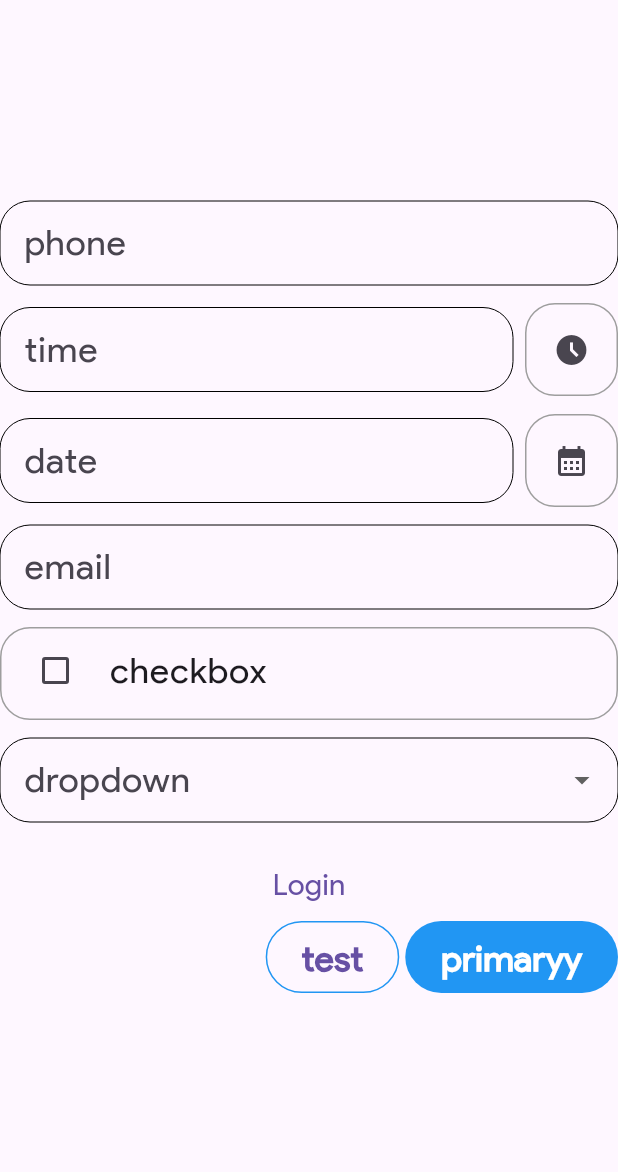
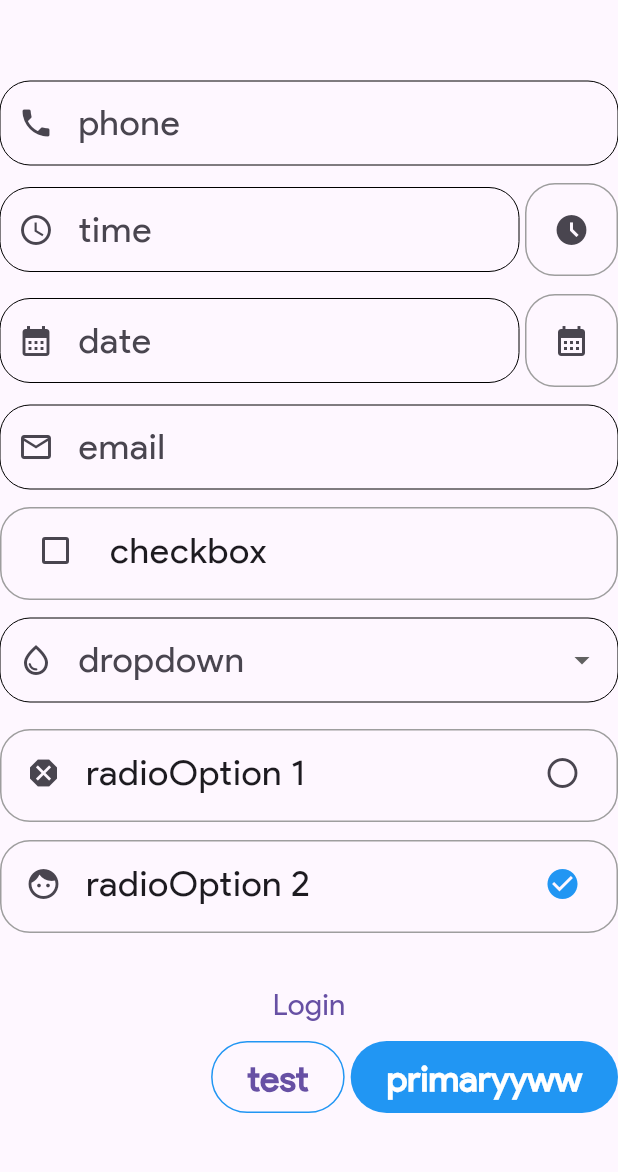
Before and after one commit to alexbartolo/banda_app, a Flutter app: the screen it shows after launch, on a phone screen of 412 x 824 dp, the part 63-1235 px from its top. Run offline on Flutter 3.47's test engine with Material 2 defaults, Android fonts, the phone set to English and light mode, and no system bars; our stand-ins replace mask_text_input_formatter.

Commit message:
Updated buttons, input and output to support storage. Added radioInput

```diff
--- a/lib/components/button.component.dart
+++ b/lib/components/button.component.dart
@@ -1,112 +1,101 @@
 import 'package:flutter/material.dart';
-import 'package:intl/intl.dart';
 import 'package:banda_app/components/output.component.dart';
+import 'package:banda_app/utils/button.utils.dart';
 
-// ignore: must_be_immutable
-class DateOrTimeButton extends StatelessWidget {
+abstract class Button extends StatelessWidget {
+  final String buttonName;
+  final Function(BuildContext) buttonAction;
+
+  const Button({super.key, required this.buttonAction, required this.buttonName});
+
+  Widget buttonDesign(BuildContext context);
+
+  @override
+  Widget build(BuildContext context) {
+    return Padding(padding: const EdgeInsets.only(left: 4), child: SizedBox(height: 48, child: buttonDesign(context)));
+  }
+}
+
+class PrimaryButton extends Button {
+  const PrimaryButton({super.key, required super.buttonAction, required super.buttonName});
+
+  @override
+  Widget buttonDesign(BuildContext context) {
+    return ElevatedButton(
+        onPressed: () => buttonAction(context),
+        style: ElevatedButton.styleFrom(
+            backgroundColor: Colors.blue,
+            foregroundColor: Colors.white,
+            shadowColor: Colors.transparent,
+            padding: const EdgeInsets.only(left: 24, right: 24)),
+        child: TextOutput(textOutputBody: buttonName, textOutputStyle: "Button"));
+  }
+}
+
+class SecondaryButton extends Button {
+  const SecondaryButton({super.key, required super.buttonAction, required super.buttonName});
+
+  @override
+  Widget buttonDesign(BuildContext context) {
+    return OutlinedButton(
+        onPressed: () => super.buttonAction(context),
+        style: OutlinedButton.styleFrom(
+            side: const BorderSide(color: Colors.blue), padding: const EdgeInsets.only(left: 24, right: 24)),
+        child: TextOutput(textOutputBody: buttonName, textOutputStyle: "Button"));
+  }
+}
+
+class ButtonGroup extends StatelessWidget {
+  final List<Button> buttons;
+
+  const ButtonGroup({super.key, required this.buttons});
+
+  @override
+  Widget build(BuildContext context) {
+    return Row(mainAxisSize: MainAxisSize.max, mainAxisAlignment: MainAxisAlignment.end, children: [
+      for (Button button in buttons) ...{button}
+    ]);
+  }
+}
+
+class SquareIconButton extends StatelessWidget {
   final TextEditingController textEditingController;
-  late Widget buttonIcon;
-  late Future Function(BuildContext) getValue;
+  final Widget buttonIcon;
+  final Future Function(BuildContext) buttonAction;
 
-  DateOrTimeButton.date({Key? key, required this.textEditingController})
-      : super(key: key) {
-    buttonIcon = const Icon(Icons.calendar_month);
-    getValue = (context) async {
-      return DateFormat('dd/MM/yyy').format(await showDatePicker(
-          context: context,
-          initialDate: DateTime.now(),
-          firstDate: DateTime.now(),
-          lastDate: DateTime(DateTime.now().year + 1, 12, 31)) as DateTime);
-    };
-  }
-
-  DateOrTimeButton.time({Key? key, required this.textEditingController})
-      : super(key: key) {
-    buttonIcon = const Icon(Icons.access_time_filled);
-    getValue = (context) async {
-      return (await showTimePicker(
-              context: context, initialTime: TimeOfDay.now()))
-          ?.format(context) as String;
-    };
-  }
+  const SquareIconButton(
+      {super.key, required this.textEditingController, required this.buttonIcon, required this.buttonAction});
 
   @override
   Widget build(BuildContext context) {
     return Padding(
-        padding: const EdgeInsets.only(left: 8),
+        padding: const EdgeInsets.only(left: 4),
         child: SizedBox(
             height: 62,
             width: 62,
             child: IconButton(
                 onPressed: () async {
-                  textEditingController.text = await getValue(context);
+                  textEditingController.text = await buttonAction(context);
                 },
                 style: IconButton.styleFrom(
-                    shape: RoundedRectangleBorder(
-                        borderRadius: BorderRadius.circular(20)),
+                    shape: RoundedRectangleBorder(borderRadius: BorderRadius.circular(20)),
                     side: const BorderSide(color: Colors.grey)),
                 icon: buttonIcon)));
   }
 }
 
-class PrimaryButton extends StatelessWidget {
-  final String buttonName;
-
-  const PrimaryButton({Key? key, required this.buttonName}) : super(key: key);
-
-  //TODO: Add function for onPressed as parameter?
-  @override
-  Widget build(BuildContext context) {
-    return Padding(
-        padding: const EdgeInsets.only(left: 4),
-        child: SizedBox(
-            height: 48,
-            child: ElevatedButton(
-                onPressed: () => {},
-                style: ElevatedButton.styleFrom(
-                    backgroundColor: Colors.blue,
-                    foregroundColor: Colors.white,
-                    shadowColor: Colors.transparent,
-                    padding: const EdgeInsets.only(left: 24, right: 24)),
-                child: TextOutput(
-                    textOutputBody: buttonName, textOutputStyle: "Button"))));
-  }
+class DateButton extends SquareIconButton {
+  const DateButton(
+      {super.key,
+      super.buttonIcon = const Icon(Icons.calendar_month),
+      required super.textEditingController,
+      super.buttonAction = dateButtonAction});
 }
 
-class SecondaryButton extends StatelessWidget {
-  final String buttonName;
-
-  const SecondaryButton({Key? key, required this.buttonName}) : super(key: key);
-
-  //TODO: Add function for onPressed as parameter?
-  @override
-  Widget build(BuildContext context) {
-    return Padding(
-        padding: const EdgeInsets.only(left: 4),
-        child: SizedBox(
-            height: 48,
-            child: OutlinedButton(
-                onPressed: () => {},
-                style: OutlinedButton.styleFrom(
-                    side: const BorderSide(color: Colors.blue),
-                    padding: const EdgeInsets.only(left: 24, right: 24)),
-                child: TextOutput(
-                    textOutputBody: buttonName, textOutputStyle: "Button"))));
-  }
+class TimeButton extends SquareIconButton {
+  const TimeButton(
+      {super.key,
+      super.buttonIcon = const Icon(Icons.access_time_filled),
+      required super.textEditingController,
+      super.buttonAction = timeButtonAction});
 }
-
-class ButtonGroup extends StatelessWidget {
-  final List buttons;
-
-  const ButtonGroup({super.key, required this.buttons});
-
-  @override
-  Widget build(BuildContext context) {
-    return Row(
-        mainAxisSize: MainAxisSize.max,
-        mainAxisAlignment: MainAxisAlignment.end,
-        children: [
-          for (var button in buttons) ...{button}
-        ]);
-  }
-}
--- a/lib/components/input.component.dart
+++ b/lib/components/input.component.dart
@@ -1,55 +1,68 @@
+import 'dart:convert';
+
+import 'package:banda_app/models/form.model.dart';
 import 'package:flutter/material.dart';
 import 'package:flutter/services.dart';
 import 'package:banda_app/components/output.component.dart';
 import 'package:banda_app/components/button.component.dart';
 import 'package:banda_app/utils/text.utils.dart';
 
-class TextInput extends StatelessWidget {
-  //TODO: Add possible icon?
+import '../utils/global.utils.dart';
+import '../utils/validations.utils.dart';
+
+class Input {
+  late final FormData data;
+
+  set update(FormData updatedData) => data = updatedData;
+}
+
+class TextInput extends StatelessWidget with Input {
   final String inputName;
   final String inputType;
+  final Icon? inputIcon;
 
-  const TextInput({Key? key, required this.inputName, required this.inputType})
-      : super(key: key);
+  TextInput({super.key, required this.inputName, required this.inputType, this.inputIcon});
 
   @override
   Widget build(BuildContext context) {
     return Row(children: [
       Expanded(
         child: TextFormField(
-        textCapitalization: textInputInformationTypes[inputType]
-            ?.textCapitalization as TextCapitalization,
-        inputFormatters: [
-          textInputInformationTypes[inputType]?.textEditingFormatter
-              as TextInputFormatter
-        ],
-        controller: textInputInformationTypes[inputType]?.textEditingController,
-        validator: textInputInformationTypes[inputType]?.validator,
-        keyboardType: textInputInformationTypes[inputType]?.textInputType,
           decoration: InputDecoration(
+            prefixIcon: inputIcon,
             labelText: inputName,
             labelStyle: textStyles["Body"],
             border: OutlineInputBorder(borderRadius: BorderRadius.circular(20)),
             enabledBorder: OutlineInputBorder(
               borderSide: const BorderSide(color: Colors.black, width: 0.0),
               borderRadius: BorderRadius.circular(20),
-            )),
-      )),
+            ),
+          ),
+          controller: textInputInformationTypes[inputType]?.textEditingController,
+          keyboardType: textInputInformationTypes[inputType]?.textInputType,
+          textCapitalization: textInputInformationTypes[inputType]?.textCapitalization as TextCapitalization,
+          inputFormatters: [textInputInformationTypes[inputType]?.textEditingFormatter as TextInputFormatter],
+          validator: textInputInformationTypes[inputType]?.validator,
+          onSaved: (newValue) {
+            data.update = {inputName: newValue};
+          },
+        ),
+      ),
       if (inputType == "date")
-        DateOrTimeButton.date(
-            textEditingController: textInputInformationTypes[inputType]
-                ?.textEditingController as TextEditingController),
+        DateButton(
+            textEditingController:
+                textInputInformationTypes[inputType]?.textEditingController as TextEditingController),
       if (inputType == "time")
-        DateOrTimeButton.time(
-            textEditingController: textInputInformationTypes[inputType]
-                ?.textEditingController as TextEditingController)
+        TimeButton(
+            textEditingController: textInputInformationTypes[inputType]?.textEditingController as TextEditingController)
     ]);
   }
 }
 
-class CheckboxInput extends StatefulWidget {
+class CheckboxInput extends StatefulWidget with Input {
   final String checkboxName;
-  const CheckboxInput({Key? key, required this.checkboxName}) : super(key: key);
+
+  CheckboxInput({super.key, required this.checkboxName});
 
   @override
   State<CheckboxInput> createState() => _CheckboxInputState();
@@ -60,6 +73,7 @@ class _CheckboxInputState extends State<CheckboxInput> {
 
   @override
   Widget build(BuildContext context) {
+    widget.data.update = {widget.checkboxName: "false"};
     return Container(
       height: 62,
       decoration: BoxDecoration(
@@ -69,26 +83,26 @@ class _CheckboxInputState extends State<CheckboxInput> {
       child: CheckboxListTile(
         title: TextOutput(
           textOutputBody: widget.checkboxName,
-              textOutputStyle:
-                  _value ? "Selected List Item" : "Unselected List Item"),
+          textOutputStyle: _value ? "Selected List Item" : "Unselected List Item",
+        ),
         controlAffinity: ListTileControlAffinity.leading,
-          shape:
-              RoundedRectangleBorder(borderRadius: BorderRadius.circular(20)),
+        shape: RoundedRectangleBorder(borderRadius: BorderRadius.circular(20)),
+        value: _value,
         onChanged: (bool? value) {
           setState(() => _value = value as bool);
+          widget.data.update = {widget.checkboxName: value.toString()};
         },
-          value: _value,
-        ));
+      ),
+    );
   }
 }
 
-class DropdownInput extends StatefulWidget {
+class DropdownInput extends StatefulWidget with Input {
   final String dropdownName;
+  final Icon? dropdownIcon;
   final List<String> dropdownOptions;
 
-  const DropdownInput(
-      {Key? key, required this.dropdownName, required this.dropdownOptions})
-      : super(key: key);
+  DropdownInput({super.key, required this.dropdownName, required this.dropdownOptions, this.dropdownIcon});
 
   @override
   State<DropdownInput> createState() => _DropdownInputState();
@@ -96,7 +110,7 @@ class DropdownInput extends StatefulWidget {
 
 class _DropdownInputState extends State<DropdownInput> {
   String? _selectedDropdownOption;
-  FocusNode? node;
+  // FocusNode? node;
 
   //TODO: Check how to move items below field, and how to unfocus in case of pressing somewhere else other than item list
 
@@ -107,43 +121,139 @@ class _DropdownInputState extends State<DropdownInput> {
       child: DropdownButtonFormField(
         borderRadius: BorderRadius.circular(20),
         decoration: InputDecoration(
-            label: TextOutput(
-                textOutputBody: widget.dropdownName, textOutputStyle: "Body"),
-            border: OutlineInputBorder(borderRadius: BorderRadius.circular(20)),
           enabledBorder: OutlineInputBorder(
             borderSide: const BorderSide(color: Colors.black, width: 0.0),
             borderRadius: BorderRadius.circular(20),
           ),
+          prefixIcon: widget.dropdownIcon,
+          label: TextOutput(textOutputBody: widget.dropdownName, textOutputStyle: "Body"),
+          border: OutlineInputBorder(borderRadius: BorderRadius.circular(20)),
         ),
         items: widget.dropdownOptions
-              .map((String option) =>
-                  DropdownMenuItem(value: option, child: Text(option)))
+            .map((String option) => DropdownMenuItem(value: option, child: Text(option)))
             .toList(),
-          onChanged: (value) => setState(() => (value as String).isNotEmpty
-              ? _selectedDropdownOption = value
-              : null),
+        onChanged: (value) => setState(() => (value as String).isNotEmpty ? _selectedDropdownOption = value : null),
+        onSaved: (newValue) => widget.data.update = {widget.dropdownName: newValue as String},
+        validator: validateDropdown,
         alignment: Alignment.bottomCenter,
         value: _selectedDropdownOption,
+      ),
+    );
+  }
+}
+
+class RadioInput extends StatefulWidget with Input {
+  //combine
+  final List<String> radioOptions;
+  final List<Icon> radioIcons;
+
+  String? defaultRadioOption;
+
+  RadioInput({super.key, required this.radioOptions, required this.radioIcons, this.defaultRadioOption}) {
+    defaultRadioOption ??= radioOptions[0];
+  }
+
+  @override
+  State<RadioInput> createState() => _RadioInputState();
+}
+
+class _RadioInputState extends State<RadioInput> {
+  String chosenRadioValue = "";
+
+  @override
+  void initState() {
+    super.initState();
+    chosenRadioValue = widget.defaultRadioOption as String;
+  }
+
+  void updateRadioValue(String newRadioValue) {
+    setState(() {
+      chosenRadioValue = newRadioValue;
+      widget.data.update = {"radio": chosenRadioValue};
+    });
+  }
+
+  @override
+  Widget build(BuildContext context) {
+    chosenRadioValue = widget.defaultRadioOption!;
+    return Column(
+      children: [
+        for (int i = 0; i < widget.radioOptions.length; i++) ...{
+          RadioOption(
+            radioTitle: widget.radioOptions[i],
+            radioIcon: widget.radioIcons[i],
+            chosenRadio: chosenRadioValue,
+            updateRadio: updateRadioValue,
+          ),
+          const SizedBox(height: 12)
+        }
+      ],
+    );
+  }
+}
+
+class RadioOption extends StatefulWidget {
+  final String radioTitle;
+  final Icon radioIcon;
+  final String chosenRadio;
+  final void Function(String) updateRadio;
+
+  const RadioOption(
+      {super.key,
+      required this.radioTitle,
+      required this.radioIcon,
+      required this.chosenRadio,
+      required this.updateRadio});
+
+  @override
+  State<RadioOption> createState() => _RadioOptionState();
+}
+
+class _RadioOptionState extends State<RadioOption> {
+  @override
+  Widget build(BuildContext context) {
+    return Container(
+        height: 62,
+        decoration: BoxDecoration(
+          borderRadius: BorderRadius.circular(20),
+          border: Border.all(color: Colors.grey, width: 1),
+        ),
+        child: ListTile(
+          title: TextOutput(textOutputBody: widget.radioTitle, textOutputStyle: "Body"),
+          leading: widget.radioIcon,
+          trailing: widget.radioTitle == widget.chosenRadio
+              ? const Icon(Icons.check_circle, color: Colors.blue)
+              : const Icon(Icons.radio_button_unchecked),
+          shape: RoundedRectangleBorder(borderRadius: BorderRadius.circular(20)),
+          onTap: () => widget.updateRadio(widget.radioTitle),
         ));
   }
 }
 
 class FormInput extends StatelessWidget {
-  final List formFields;
-  final BuildContext? context;
-  FormInput({Key? key, required this.formFields, this.context})
-      : super(key: key);
+  late final FormData data;
+
+  late final List formFields;
+  late ButtonGroup buttons;
 
   final GlobalKey<FormState> _formKey = GlobalKey<FormState>();
+
+  FormInput({super.key, required this.formFields, required this.buttons}) {
+    data = FormData.empty(keys: testData);
+    formFields.forEach((formField) => formField.update = data);
+  }
+
+  set updateFormFields(List updatedFormFields) {
+    formFields = updatedFormFields;
+  }
 
   void validateAndSave() {
     final FormState? form = _formKey.currentState;
 
-    ScaffoldMessenger.of(context as BuildContext).showSnackBar(SnackBar(
-      content: form!.validate()
-          ? const Text("Form is valid")
-          : const Text("Form is invalid"),
-    ));
+    if (form!.validate()) form.save();
+    storedData.add(data);
+
+    storage.write(json.encode(storedData.toString()), "test");
   }
 
   @override
@@ -153,10 +263,7 @@ class FormInput extends StatelessWidget {
       child: Column(
         crossAxisAlignment: CrossAxisAlignment.stretch,
         children: [
-          for (var formField in formFields) ...{
-            formField,
-            const SizedBox(height: 12)
-          },
+          for (var formField in formFields) ...{formField, const SizedBox(height: 12)},
           TextButton(
             onPressed: validateAndSave,
             child: const Text(
@@ -164,6 +271,7 @@ class FormInput extends StatelessWidget {
               style: TextStyle(fontSize: 20.0),
             ),
           ),
+          buttons
         ],
       ),
     );
--- a/lib/components/output.component.dart
+++ b/lib/components/output.component.dart
@@ -6,9 +6,7 @@ class TextOutput extends StatelessWidget {
   final String textOutputBody;
   final String textOutputStyle;
 
-  const TextOutput(
-      {Key? key, required this.textOutputBody, required this.textOutputStyle})
-      : super(key: key);
+  const TextOutput({super.key, required this.textOutputBody, required this.textOutputStyle});
 
   @override
   Widget build(BuildContext context) {
@@ -17,22 +15,23 @@ class TextOutput extends StatelessWidget {
 }
 
 class FormOutput extends StatelessWidget {
-  final TestForm testForm;
-  const FormOutput({Key? key, required this.testForm}) : super(key: key);
+  final FormData testForm;
+  const FormOutput({super.key, required this.testForm});
 
   @override
   Widget build(BuildContext context) {
     return Column(crossAxisAlignment: CrossAxisAlignment.start, children: [
-      for (var i in testForm.toJson().entries) ...{
+      for (var data in testForm.getData.entries) ...{
         Column(
           crossAxisAlignment: CrossAxisAlignment.stretch,
           children: [
-            TextOutput(textOutputBody: i.key, textOutputStyle: "Header"),
-            TextOutput(textOutputBody: i.value, textOutputStyle: "Body"),
+            TextOutput(textOutputBody: data.key, textOutputStyle: "Header"),
+            TextOutput(textOutputBody: data.value, textOutputStyle: "Body"),
             const SizedBox(height: 12)
           ],
         ),
-      }
+      },
+      const Divider(color: Colors.black, thickness: 2)
     ]);
   }
 }
--- a/lib/main.dart
+++ b/lib/main.dart
@@ -1,12 +1,13 @@
+import 'dart:convert';
+
 import 'package:banda_app/models/form.model.dart';
 import 'package:flutter/material.dart';
 import 'package:banda_app/components/button.component.dart';
 import 'package:banda_app/components/input.component.dart';
 import 'package:banda_app/components/output.component.dart';
+import 'utils/global.utils.dart';
 
-void main() {
-  runApp(const MyApp());
-}
+void main() => runApp(const MyApp());
 
 class MyApp extends StatelessWidget {
   const MyApp({Key? key}) : super(key: key);
@@ -37,6 +38,26 @@ class MyHomePage extends StatefulWidget {
 
 class _MyHomePageState extends State<MyHomePage> {
   @override
+  void initState() {
+    super.initState();
+    storage.read("test").then((value) {
+      setState(() {
+        if (value != "[]") {
+          storedData = json
+              .decode(json.decode(value))
+              .map<FormData>(
+                (testValue) => FormData.from(
+                  newData: testValue,
+                  keys: testData,
+                ),
+              )
+              .toList();
+        }
+      });
+    });
+  }
+
+  @override
   Widget build(BuildContext context) {
     return Scaffold(
         appBar: AppBar(
@@ -44,27 +65,37 @@ class _MyHomePageState extends State<MyHomePage> {
         ),
         body: Center(
             child: SingleChildScrollView(
-                child: Column(
-                    mainAxisAlignment: MainAxisAlignment.center,
-                    children: <Widget>[
+                child: Column(mainAxisAlignment: MainAxisAlignment.center, children: <Widget>[
           FormInput(
-                formFields: const [
-                  TextInput(inputName: "phone", inputType: "phone"),
-                  TextInput(inputName: "time", inputType: "time"),
-                  TextInput(inputName: "date", inputType: "date"),
-                  TextInput(inputName: "email", inputType: "email"),
+              formFields: [
+                TextInput(inputName: "phone", inputType: "phone", inputIcon: const Icon(Icons.phone)),
+                TextInput(inputName: "time", inputType: "time", inputIcon: const Icon(Icons.access_time)),
+                TextInput(inputName: "date", inputType: "date", inputIcon: const Icon(Icons.calendar_month)),
+                TextInput(inputName: "email", inputType: "email", inputIcon: const Icon(Icons.email_outlined)),
                 CheckboxInput(checkboxName: "checkbox"),
                 DropdownInput(
                     dropdownName: "dropdown",
-                      dropdownOptions: ["test1", "test2", "test3", "test4"]),
+                    dropdownOptions: const ["test1", "test2", "test3", "test4"],
+                    dropdownIcon: const Icon(Icons.water_drop_outlined)),
+                RadioInput(
+                  radioOptions: const ["radioOption 1", "radioOption 2"],
+                  radioIcons: const [Icon(Icons.dangerous), Icon(Icons.face)],
+                  defaultRadioOption: "radioOption 2",
+                )
               ],
-                context: context,
+              buttons: ButtonGroup(buttons: [
+                SecondaryButton(
+                  buttonName: "test",
+                  buttonAction: (BuildContext) => print("hello"),
                 ),
-              const ButtonGroup(buttons: [
-                SecondaryButton(buttonName: "test"),
-                PrimaryButton(buttonName: "primaryy")
-              ]),
-              FormOutput(testForm: TestForm(phone: "79451263", time: "22:55", date: "25/02/2000", email: "alexj.bartolo@gmail.com", checkbox: "true", dropdownValue: "buq"))
+                PrimaryButton(
+                  buttonName: "primaryyww",
+                  buttonAction: (BuildContext) {
+                    print("hello2");
+                  },
+                )
+              ])),
+          for (var test in storedData) FormOutput(testForm: test)
         ]))));
   }
 }
--- /dev/null
+++ b/lib/utils/button.utils.dart
@@ -0,0 +1,14 @@
+import 'package:flutter/material.dart';
+import 'package:intl/intl.dart';
+
+Future dateButtonAction(BuildContext context) async {
+  return DateFormat('dd/MM/yyy').format(await showDatePicker(
+      context: context,
+      initialDate: DateTime.now(),
+      firstDate: DateTime.now(),
+      lastDate: DateTime(DateTime.now().year + 1, 12, 31)) as DateTime);
+}
+
+Future timeButtonAction(BuildContext context) async {
+  return (await showTimePicker(context: context, initialTime: TimeOfDay.now()))?.format(context) as String;
+}
--- a/pubspec.yaml
+++ b/pubspec.yaml
@@ -38,6 +38,7 @@ dependencies:
   checkbox_formfield: ^0.2.0
   dropdown_button2: ^1.7.2
   intl: ^0.17.0
+  path_provider: ^2.0.11
 
 dev_dependencies:
   flutter_test:
```
Also changed, not shown: pubspec.lock. Lines whose indentation alone changed are shown as unchanged.
